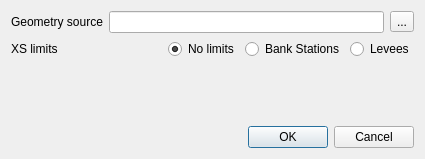
The window that flo2d/ui/ras_import.ui (FLO-2DSoftware/qgis-flo-2d-plugin) describes before a commit, drawn with Qt 5.
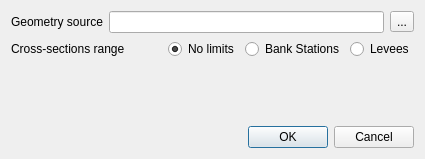
The same window after the commit.

Commit message: Added "limit by levees" method for RAS geometry import. Added schematic -> user conversion for fpxsec. Added option for importing levees data from XYZ files.

```diff
--- a/flo2d/ui/ras_import.ui
+++ b/flo2d/ui/ras_import.ui
@@ -19,7 +19,7 @@
      <item>
       <widget class="QLabel" name="label_4">
        <property name="text">
-        <string>XS limits</string>
+        <string>Cross-sections range</string>
        </property>
       </widget>
      </item>
```
The commit also changes 8 other files.
